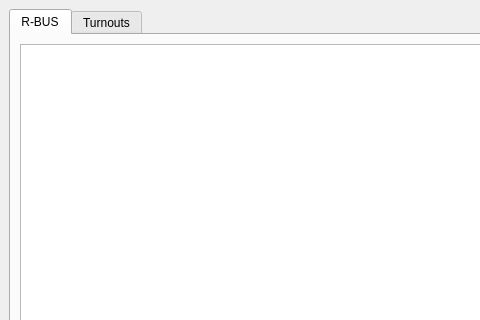
Old version of the form mainwindow.ui in the repository gfgit/Z21ServerEmulator; both pictures show x 0 to 480 and y 0 to 320 of the 800 by 600 pixel window.
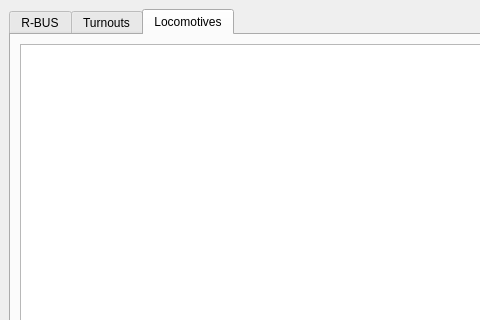
New version of the form. The open tabs and pages were chosen to show the change.

Commit message:
Z21Server: add support for locomotives
- New LocoManager class to handle loco state
- New LocoDriveModel: model wrapper

The edit to the form file:
```diff
--- a/mainwindow.ui
+++ b/mainwindow.ui
@@ -40,6 +40,16 @@
         </item>
        </layout>
       </widget>
+      <widget class="QWidget" name="locoTab">
+       <attribute name="title">
+        <string>Locomotives</string>
+       </attribute>
+       <layout class="QVBoxLayout" name="verticalLayout_4">
+        <item>
+         <widget class="QTableView" name="locoTableView"/>
+        </item>
+       </layout>
+      </widget>
      </widget>
     </item>
    </layout>
```
The commit also changes 11 other files.
